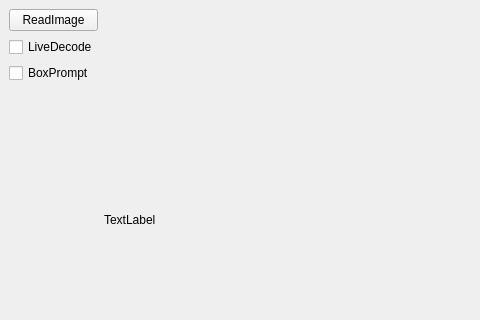
Before: the Qt Designer form qtproj/SAMQT/mainwindow.ui in ZHEQIUSHUI/SAM-ONNX-AX650-CPP, drawn with Qt 5; both pictures show x 0 to 480 and y 0 to 320 of the 870 by 461 pixel window.
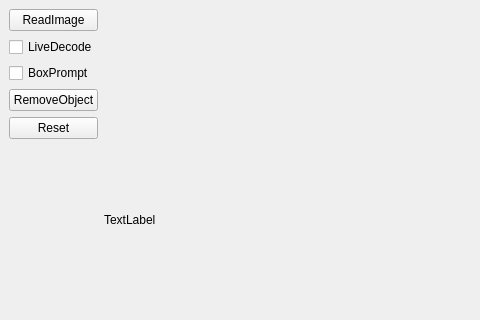
After: the same form once the commit is applied. Custom widgets are drawn as their Qt base class.

The edit to the form file:
```diff
--- a/qtproj/SAMQT/mainwindow.ui
+++ b/qtproj/SAMQT/mainwindow.ui
@@ -44,6 +44,20 @@
           </item>
          </layout>
         </item>
+        <item>
+         <widget class="QPushButton" name="btn_remove_obj">
+          <property name="text">
+           <string>RemoveObject</string>
+          </property>
+         </widget>
+        </item>
+        <item>
+         <widget class="QPushButton" name="btn_reset">
+          <property name="text">
+           <string>Reset</string>
+          </property>
+         </widget>
+        </item>
         <item>
          <spacer name="verticalSpacer">
           <property name="orientation">
```
